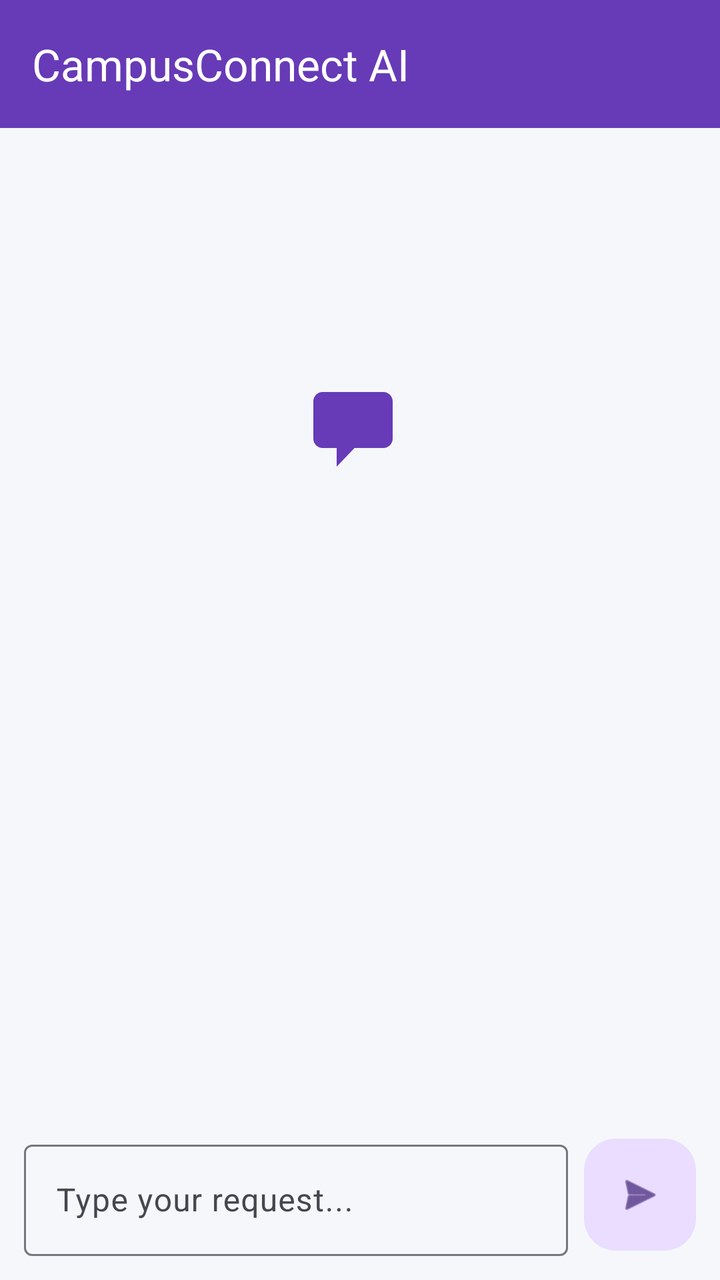
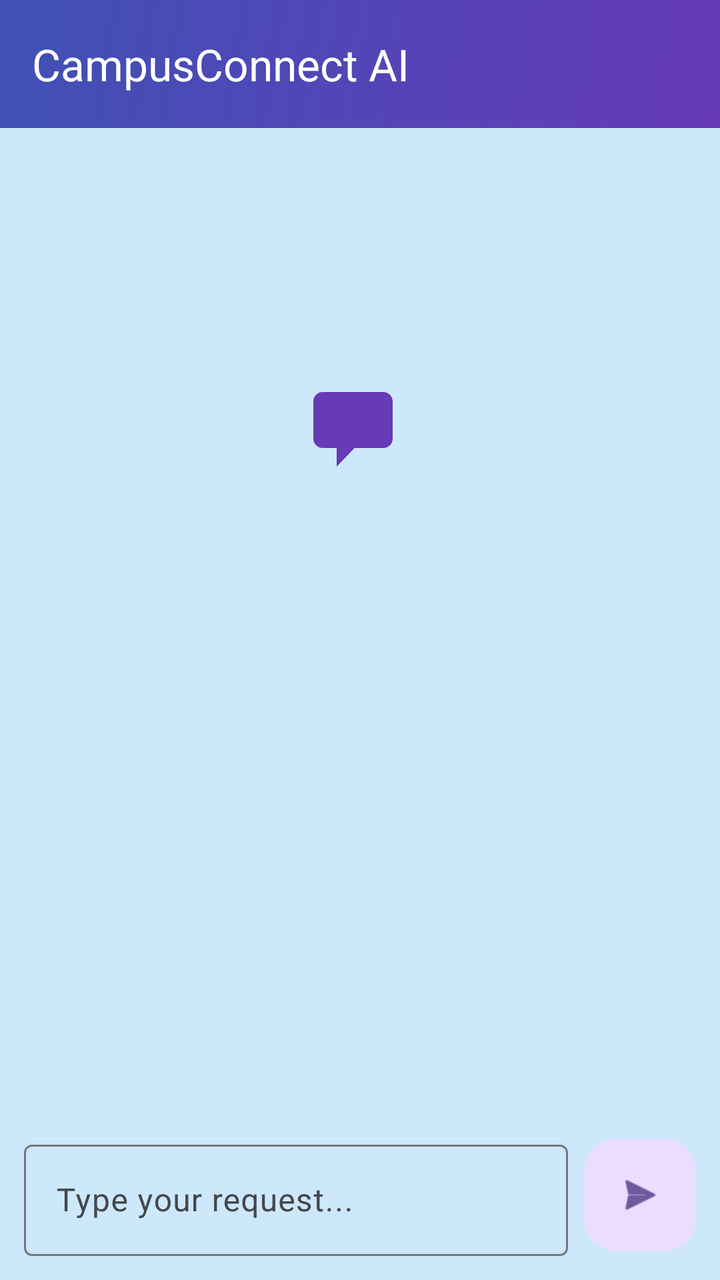

Before-and-after screenshots of an Android layout around one commit, followed by the original layout XML and the change that was made.
<!-- AndroidManifest.xml: application theme Theme.CampusConnect -->
<!-- res/layout/activity_ai_assistant.xml -->
<?xml version="1.0" encoding="utf-8"?>
<androidx.constraintlayout.widget.ConstraintLayout xmlns:android="http://schemas.android.com/apk/res/android"
    xmlns:app="http://schemas.android.com/apk/res-auto"
    android:layout_width="match_parent"
    android:layout_height="match_parent">

    <com.google.android.material.appbar.MaterialToolbar
        android:id="@+id/toolbar"
        android:layout_width="match_parent"
        android:layout_height="?attr/actionBarSize"
        android:background="?attr/colorPrimary"
        app:title="CampusConnect AI"
        app:titleTextColor="?attr/colorOnPrimary"
        app:layout_constraintTop_toTopOf="parent" />

    <androidx.recyclerview.widget.RecyclerView
        android:id="@+id/chatRecyclerView"
        android:layout_width="match_parent"
        android:layout_height="0dp"
        android:clipToPadding="false"
        android:paddingTop="8dp"
        android:paddingBottom="8dp"
        app:layout_constraintBottom_toTopOf="@id/inputLayout"
        app:layout_constraintTop_toBottomOf="@id/toolbar" />

    <LinearLayout
        android:id="@+id/emptyState"
        android:layout_width="match_parent"
        android:layout_height="wrap_content"
        android:gravity="center_horizontal"
        android:orientation="vertical"
        android:paddingHorizontal="24dp"
        app:layout_constraintBottom_toTopOf="@id/inputLayout"
        app:layout_constraintTop_toBottomOf="@id/toolbar"
        app:layout_constraintVertical_bias="0.35">

        <ImageView
            android:layout_width="56dp"
            android:layout_height="56dp"
            android:importantForAccessibility="no"
            android:src="@drawable/ic_ai_sparkle"
            app:tint="?attr/colorPrimary" />

        <TextView
            android:id="@+id/emptyTitle"
            android:layout_width="wrap_content"
            android:layout_height="wrap_content"
            android:layout_marginTop="12dp"
            android:textAppearance="?attr/textAppearanceTitleLarge" />

        <TextView
            android:id="@+id/emptySubtitle"
            android:layout_width="wrap_content"
            android:layout_height="wrap_content"
            android:layout_marginTop="4dp"
            android:gravity="center"
            android:textAppearance="?attr/textAppearanceBodyMedium" />

        <com.google.android.material.chip.ChipGroup
            android:id="@+id/suggestionChips"
            android:layout_width="match_parent"
            android:layout_height="wrap_content"
            android:layout_marginTop="20dp" />
    </LinearLayout>

    <LinearLayout
        android:id="@+id/inputLayout"
        android:layout_width="match_parent"
        android:layout_height="wrap_content"
        android:orientation="horizontal"
        android:padding="12dp"
        app:layout_constraintBottom_toBottomOf="parent">

        <com.google.android.material.textfield.TextInputLayout
            style="@style/Widget.Material3.TextInputLayout.OutlinedBox"
            android:layout_width="0dp"
            android:layout_height="wrap_content"
            android:layout_weight="1"
            android:hint="@string/type_your_request">

            <com.google.android.material.textfield.TextInputEditText
                android:id="@+id/promptEditText"
                android:layout_width="match_parent"
                android:layout_height="wrap_content"
                android:inputType="textMultiLine"
                android:maxLines="4" />
        </com.google.android.material.textfield.TextInputLayout>

        <com.google.android.material.floatingactionbutton.FloatingActionButton
            android:id="@+id/sendFab"
            android:contentDescription="@string/cd_send_message"
            android:layout_width="wrap_content"
            android:layout_height="wrap_content"
            android:layout_gravity="center_vertical"
            android:layout_marginStart="8dp"
            app:elevation="0dp"
            app:fabSize="mini"
            app:pressedTranslationZ="0dp"
            app:srcCompat="@android:drawable/ic_menu_send" />
    </LinearLayout>

    <ProgressBar
        android:id="@+id/progressBar"
        android:layout_width="wrap_content"
        android:layout_height="wrap_content"
        android:visibility="gone"
        app:layout_constraintBottom_toBottomOf="parent"
        app:layout_constraintEnd_toEndOf="parent"
        app:layout_constraintStart_toStartOf="parent"
        app:layout_constraintTop_toTopOf="parent" />

</androidx.constraintlayout.widget.ConstraintLayout>
<!-- resources referenced by this layout -->
<resources>
  <string name="cd_send_message">Send message</string>
  <string name="type_your_request">Type your request...</string>
  <style name="Theme.CampusConnect" parent="Base.Theme.CampusConnect" />
  <style name="Base.Theme.CampusConnect" parent="Theme.Material3.DayNight.NoActionBar">
          
          <item name="colorPrimary">@color/primary</item>
          <item name="colorOnPrimary">@color/on_primary</item>
          <item name="colorSecondary">@color/secondary</item>
          <item name="colorOnSecondary">@color/on_secondary</item>
          <item name="colorTertiary">@color/tertiary</item>
          <item name="colorOnTertiary">@color/on_tertiary</item>
          <item name="android:windowBackground">@color/background</item>
          <item name="colorSurface">@color/surface</item>
          <item name="colorOnSurface">@color/on_surface</item>
  
          <item name="colorSurfaceVariant">@color/surface_variant</item>
          <item name="colorOnSurfaceVariant">@color/on_surface_variant</item>
          <item name="colorError">@color/error</item>
          <item name="colorOnError">@color/on_error</item>
          <item name="colorOutline">@color/outline</item>
          <item name="colorOutlineVariant">@color/outline_variant</item>
          <item name="android:statusBarColor">@color/primary</item>
  
          
          <item name="materialCardViewStyle">@style/Widget.CampusConnect.Card</item>
      </style>
  <color name="primary">#673AB7</color>
  <color name="on_primary">#FFFFFF</color>
  <color name="secondary">#009688</color>
  <color name="on_secondary">#FFFFFF</color>
  <color name="tertiary">#FFC107</color>
  <color name="on_tertiary">#000000</color>
  <color name="background">#F6F7FB</color>
  <color name="surface">#FFFFFF</color>
  <color name="on_surface">#1A1C1E</color>
  <color name="surface_variant">#E1E2EC</color>
  <color name="on_surface_variant">#44474E</color>
  <color name="error">#B3261E</color>
  <color name="on_error">#FFFFFF</color>
  <color name="outline">#74777F</color>
  <color name="outline_variant">#C4C6D0</color>
  <style name="Widget.CampusConnect.Card" parent="Widget.Material3.CardView.Elevated">
          <item name="cardCornerRadius">16dp</item>
          <item name="cardElevation">2dp</item>
          <item name="strokeWidth">0dp</item>
      </style>
  <!-- unchanged entries left out for length: 1 -->
</resources>

<!-- the commit's change to res/layout/activity_ai_assistant.xml (unified diff, before → after) -->
@@ -5,10 +5,11 @@
     android:layout_height="match_parent">
 
     <com.google.android.material.appbar.MaterialToolbar
+        android:theme="@style/ThemeOverlay.CampusConnect.Toolbar"
         android:id="@+id/toolbar"
         android:layout_width="match_parent"
         android:layout_height="?attr/actionBarSize"
-        android:background="?attr/colorPrimary"
+        android:background="@drawable/bg_toolbar_gradient"
         app:title="CampusConnect AI"
         app:titleTextColor="?attr/colorOnPrimary"
         app:layout_constraintTop_toTopOf="parent" />
<!-- resource entries referenced after the edit -->
@@ -1,8 +1,23 @@
 <!-- resources referenced by this layout -->
 <resources>
+  <!-- drawable bg_toolbar_gradient (drawable) -->
+  <?xml version="1.0" encoding="utf-8"?>
+  <shape xmlns:android="http://schemas.android.com/apk/res/android"
+      android:shape="rectangle">
+      <gradient
+          android:angle="135"
+          android:startColor="@color/gradient_start"
+          android:endColor="@color/gradient_end"
+          android:type="linear" />
+  </shape>
   <string name="cd_send_message">Send message</string>
   <string name="type_your_request">Type your request...</string>
+  <style name="ThemeOverlay.CampusConnect.Toolbar" parent="">
+          <item name="colorControlNormal">?attr/colorOnPrimary</item>
+      </style>
   <style name="Theme.CampusConnect" parent="Base.Theme.CampusConnect" />
+  <color name="gradient_start">#673AB7</color>
+  <color name="gradient_end">#3F51B5</color>
   <style name="Base.Theme.CampusConnect" parent="Theme.Material3.DayNight.NoActionBar">
           
           <item name="colorPrimary">@color/primary</item>
@@ -25,6 +40,7 @@
   
           
           <item name="materialCardViewStyle">@style/Widget.CampusConnect.Card</item>
+          <item name="toolbarStyle">@style/Widget.CampusConnect.Toolbar</item>
       </style>
   <color name="primary">#673AB7</color>
   <color name="on_primary">#FFFFFF</color>
@@ -32,7 +48,7 @@
   <color name="on_secondary">#FFFFFF</color>
   <color name="tertiary">#FFC107</color>
   <color name="on_tertiary">#000000</color>
-  <color name="background">#F6F7FB</color>
+  <color name="background">#CDE8FA</color>
   <color name="surface">#FFFFFF</color>
   <color name="on_surface">#1A1C1E</color>
   <color name="surface_variant">#E1E2EC</color>
@@ -42,10 +58,17 @@
   <color name="outline">#74777F</color>
   <color name="outline_variant">#C4C6D0</color>
   <style name="Widget.CampusConnect.Card" parent="Widget.Material3.CardView.Elevated">
-          <item name="cardCornerRadius">16dp</item>
-          <item name="cardElevation">2dp</item>
+          
+          <item name="cardBackgroundColor">@color/tile_bg</item>
+          <item name="cardCornerRadius">18dp</item>
+          <item name="cardElevation">0dp</item>
           <item name="strokeWidth">0dp</item>
       </style>
+  <style name="Widget.CampusConnect.Toolbar" parent="Widget.Material3.Toolbar">
+          <item name="navigationIconTint">?attr/colorOnPrimary</item>
+          <item name="android:theme">@style/ThemeOverlay.CampusConnect.Toolbar</item>
+      </style>
+  <color name="tile_bg">#ECE8FE</color>
   <!-- unchanged entries left out for length: 1 -->
 </resources>
 
